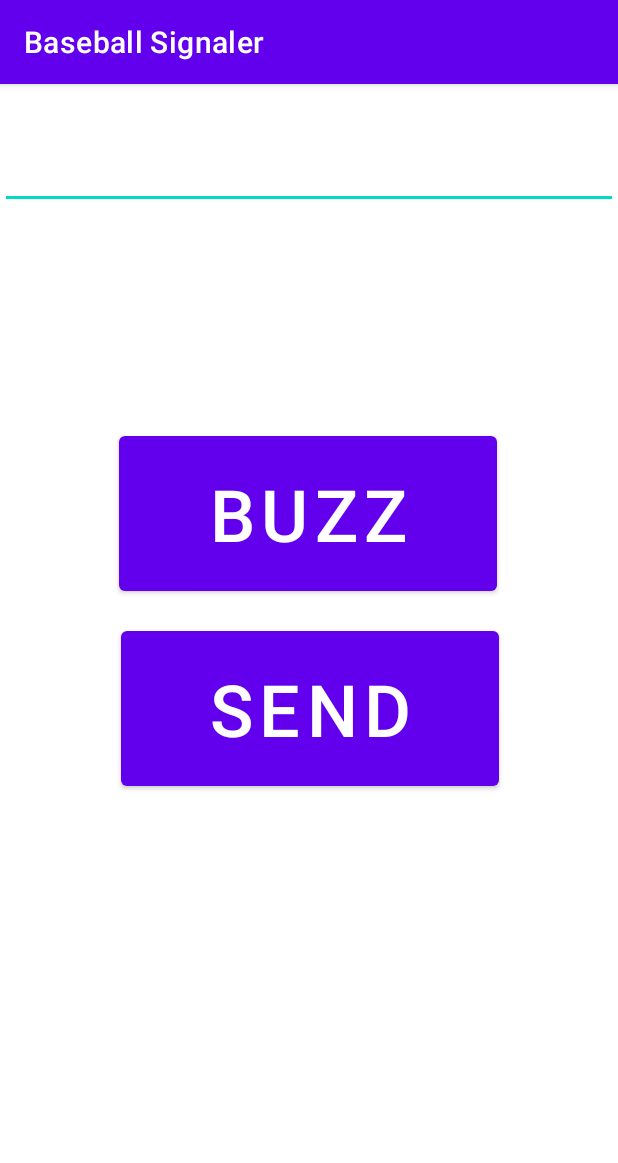
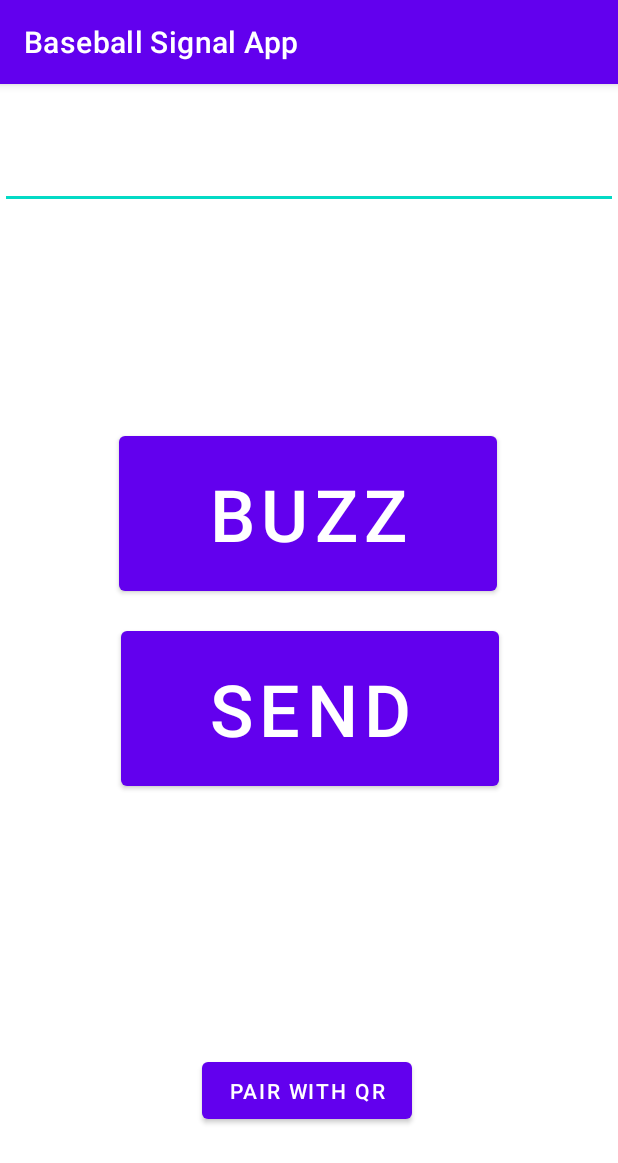
Before and after one commit to apliska873/baseball-communication-device, an Android app: the screen it shows after launch (MainActivity), on a phone screen of 412 x 824 dp. Shown: the top 1163 px of the screen. Run offline under Robolectric (Android 15) with nearby library versions, the phone set to English and light mode, and no system bars; libraries missing offline, so code that uses them is left out: com.google.zxing.integration, com.journeyapps.barcodescanner.

Commit message:
ui stuff

```diff
--- a/mobile/build.gradle
+++ b/mobile/build.gradle
@@ -34,6 +34,8 @@ dependencies {
     implementation 'com.google.android.gms:play-services-wearable:18.0.0'
     implementation 'androidx.constraintlayout:constraintlayout:2.1.4'
     implementation 'com.google.android.material:material:1.8.0'
+    implementation 'com.google.zxing:core:3.3.3'
+    implementation 'com.journeyapps:zxing-android-embedded:3.6.0'
     testImplementation 'junit:junit:4.13.2'
     androidTestImplementation 'androidx.test.ext:junit:1.1.5'
     androidTestImplementation 'androidx.test.espresso:espresso-core:3.5.1'
--- a/mobile/src/main/java/com/example/baseballsignaler/MainActivity.java
+++ b/mobile/src/main/java/com/example/baseballsignaler/MainActivity.java
@@ -1,45 +1,112 @@
 package com.example.baseballsignaler;
 
+import androidx.annotation.RequiresApi;
 import androidx.appcompat.app.AppCompatActivity;
 import androidx.core.app.ActivityCompat;
 
-import android.bluetooth.BluetoothAdapter;
-import android.bluetooth.BluetoothDevice;
+import android.Manifest;
+import android.annotation.SuppressLint;
+import android.content.Context;
 import android.content.pm.PackageManager;
+import android.content.res.Resources;
+import android.os.Build;
 import android.os.Bundle;
+import android.content.Intent;
+import android.os.VibrationEffect;
+import android.os.Vibrator;
+import android.view.Gravity;
+import android.view.View;
+import android.widget.Button;
+import android.widget.TextView;
+import android.widget.Toast;
+
+import androidx.appcompat.app.AppCompatActivity;
+import com.google.zxing.integration.android.IntentIntegrator;
+import com.google.zxing.integration.android.IntentResult;
+import com.journeyapps.barcodescanner.CaptureActivity;
 
 import java.util.Set;
 
 public class MainActivity extends AppCompatActivity {
+    private static final int REQUEST_BLUETOOTH_PERMISSION = 1;
+    private static final int REQUEST_CAMERA_PERMISSION = 1;
 
-    private String macAddress;
+    private TextView resultTextView;
+    @RequiresApi(api = Build.VERSION_CODES.S)
+    private void requestBluetoothPermission(){
+        if (ActivityCompat.checkSelfPermission(this, Manifest.permission.BLUETOOTH_CONNECT) != PackageManager.PERMISSION_GRANTED) {
 
-    private void connectToWearOSDevice() {
-        BluetoothAdapter bluetoothAdapter = BluetoothAdapter.getDefaultAdapter();
-        if (ActivityCompat.checkSelfPermission(this, android.Manifest.permission.BLUETOOTH_CONNECT) != PackageManager.PERMISSION_GRANTED) {
-            // TODO: Consider calling
-            //    ActivityCompat#requestPermissions
-            // here to request the missing permissions, and then overriding
-            //   public void onRequestPermissionsResult(int requestCode, String[] permissions,
-            //                                          int[] grantResults)
-            // to handle the case where the user grants the permission. See the documentation
-            // for ActivityCompat#requestPermissions for more details.
-            return;
+            ActivityCompat.requestPermissions(this, new String[]{Manifest.permission.BLUETOOTH_CONNECT}, REQUEST_BLUETOOTH_PERMISSION);
         }
-        Set<BluetoothDevice> pairedDevices = bluetoothAdapter.getBondedDevices();
-        for (BluetoothDevice device : pairedDevices){
-            if(device.getName().startsWith("Wear OS")){
-                macAddress = device.getAddress();
-                break;
-            }
+    }
+
+    private void RequestCameraPermission(){
+        if (ActivityCompat.checkSelfPermission(this, Manifest.permission.CAMERA) != PackageManager.PERMISSION_GRANTED) {
+
+            ActivityCompat.requestPermissions(this, new String[]{Manifest.permission.CAMERA}, REQUEST_CAMERA_PERMISSION);
         }
-        BluetoothDevice wearOSDevice = bluetoothAdapter.getRemoteDevice(macAddress);
+    }
 
-
-    }
+    @SuppressLint("MissingInflatedId")
     @Override
     protected void onCreate(Bundle savedInstanceState) {
+        if (Build.VERSION.SDK_INT >= Build.VERSION_CODES.S) {
+            requestBluetoothPermission();
+        }
         super.onCreate(savedInstanceState);
         setContentView(R.layout.activity_main);
+
+        /* Create buttons and textViews to be used with following code */
+        Button buzzButton = findViewById(R.id.buzz_button);
+        Button sendButton = findViewById(R.id.send_button);
+        Button scanButton = findViewById(R.id.scan_button);
+        resultTextView = findViewById(R.id.result_textview);
+
+        /* Create Vibration stuff*/
+        Vibrator vibrator = (Vibrator) getSystemService(Context.VIBRATOR_SERVICE);
+        VibrationEffect haptic = VibrationEffect.createOneShot(50, VibrationEffect.DEFAULT_AMPLITUDE);
+        VibrationEffect effect = VibrationEffect.createOneShot(500, VibrationEffect.DEFAULT_AMPLITUDE);
+
+        buzzButton.setOnClickListener(v -> {
+            vibrator.vibrate(haptic);
+            vibrator.vibrate(effect);
+
+            Toast.makeText(this, "Buzz Sent", Toast.LENGTH_SHORT).show();
+        });
+
+        sendButton.setOnClickListener(v -> {
+                vibrator.vibrate(haptic);
+        });
+
+        scanButton.setOnClickListener(v -> {
+            if (Build.VERSION.SDK_INT >= Build.VERSION_CODES.S) {
+                RequestCameraPermission();
+            }
+            vibrator.vibrate(haptic);
+
+            IntentIntegrator integrator = new IntentIntegrator(this);
+            integrator.setDesiredBarcodeFormats(IntentIntegrator.QR_CODE);
+            integrator.setPrompt("Scan a QR code");
+            integrator.setBeepEnabled(true);
+            integrator.setOrientationLocked(true);
+            integrator.setCaptureActivity(CaptureActivityPortrait.class);
+            integrator.initiateScan();;
+        });
+    }
+
+    @Override
+    protected void onActivityResult(int requestCode, int resultCode, Intent data){
+        super.onActivityResult(requestCode, resultCode, data);
+        IntentResult result = IntentIntegrator.parseActivityResult(requestCode, resultCode, data);
+        if (result != null) {
+            if (result.getContents() == null) {
+                resultTextView.setText(R.string.qr_scan_cancelled);
+            } else {
+                Resources res = getResources();
+                resultTextView.setText(String.format(res.getString(R.string.scan_result), result.getContents()));
+            }
+        } else {
+            super.onActivityResult(requestCode, resultCode, data);
+        }
     }
 }
--- a/mobile/src/main/res/layout/activity_main.xml
+++ b/mobile/src/main/res/layout/activity_main.xml
@@ -20,6 +20,19 @@
 
     </com.google.android.material.textfield.TextInputLayout>
 
+
+    <com.google.android.material.textfield.TextInputEditText
+        android:id="@+id/number_input"
+        android:layout_width="match_parent"
+        android:layout_height="83dp"
+        android:layout_gravity="center"
+        android:digits="0123456789"
+        android:inputType="number"
+        android:textAlignment="center"
+        android:textSize="48sp"
+        tools:ignore="MissingConstraints"
+        tools:layout_editor_absoluteX="16dp"
+        tools:layout_editor_absoluteY="16dp" />
 
     <Button
         android:id="@+id/send_button"
@@ -50,18 +63,33 @@
         app:layout_constraintTop_toTopOf="parent"
         app:layout_constraintVertical_bias="0.350" />
 
-    <com.google.android.material.textfield.TextInputEditText
-        android:id="@+id/number_input"
+    <Button
+        android:id="@+id/scan_button"
+        android:layout_width="140dp"
+        android:layout_height="50dp"
+        android:layout_gravity="center"
+        android:text="@string/pair_with_qr"
+        app:layout_constraintBottom_toBottomOf="parent"
+        app:layout_constraintEnd_toEndOf="parent"
+        app:layout_constraintHorizontal_bias="0.496"
+        app:layout_constraintStart_toStartOf="parent"
+        app:layout_constraintTop_toTopOf="parent"
+        app:layout_constraintVertical_bias="0.900"
+        tools:ignore="MissingConstraints" />
+
+    <TextView
+        android:id="@+id/result_textview"
         android:layout_width="match_parent"
-        android:layout_height="83dp"
-        android:layout_gravity="center"
-        android:digits="0123456789"
-        android:inputType="number"
+        android:layout_height="wrap_content"
         android:textAlignment="center"
-        android:textSize="48sp"
+        android:padding="16dp"
+        app:layout_constraintBottom_toBottomOf="parent"
         app:layout_constraintEnd_toEndOf="parent"
+        app:layout_constraintHorizontal_bias="0.496"
         app:layout_constraintStart_toStartOf="parent"
-        tools:layout_editor_absoluteY="58dp"
+        app:layout_constraintTop_toTopOf="parent"
+        app:layout_constraintVertical_bias="0.835"
+        tools:layout_editor_absoluteY="650dp"
         tools:ignore="MissingConstraints" />
 
 
--- a/mobile/src/main/res/values/strings.xml
+++ b/mobile/src/main/res/values/strings.xml
@@ -1,5 +1,8 @@
 <resources>
-    <string name="app_name">Baseball Signaler</string>
+    <string name="app_name">Baseball Signal App</string>
     <string name="send">Send</string>
     <string name="buzz">Buzz</string>
+    <string name="pair_with_qr">Pair with QR</string>
+    <string name="scan_result">Paired with %1$s</string>
+    <string name="qr_scan_cancelled">Scan cancelled</string>
 </resources>
--- a/wear/build.gradle
+++ b/wear/build.gradle
@@ -31,6 +31,7 @@ dependencies {
     implementation 'androidx.percentlayout:percentlayout:1.0.0'
     implementation 'androidx.legacy:legacy-support-v4:1.0.0'
     implementation 'androidx.recyclerview:recyclerview:1.2.1'
+    implementation 'com.google.zxing:core:3.3.3'
     implementation 'androidx.wear:wear:1.2.0'
     wearApp project(":wear")
 }
--- a/wear/src/main/res/values/dimens.xml
+++ b/wear/src/main/res/values/dimens.xml
@@ -12,4 +12,5 @@
     inner_frame_layout_padding (below variable) on round screens.
     -->
     <dimen name="inner_frame_layout_padding">5dp</dimen>
+    <dimen name="qr_code_size">50dp</dimen>
 </resources>
--- a/wear/src/main/res/values/strings.xml
+++ b/wear/src/main/res/values/strings.xml
@@ -6,4 +6,8 @@
     -->
     <string name="hello_world">Hello Square World!</string>
     <string name="numToDisplay">%1$d</string>
+    <string name="pairing_qr_code">Pairing QR Code</string>
+    <string name="hide_qr_code">Hide QR Code</string>
+    <string name="show_qr_code">Show QR Code</string>
+    <string name="code_to_display">42</string>
 </resources>
```
Also changed, not shown: mobile/src/main/AndroidManifest.xml (+13 -0 lines), mobile/src/main/java/com/example/baseballsignaler/CaptureActivityPortrait.java (added, +7 -0 lines), wear/src/main/java/com/example/baseballsignaler/MainActivity.java (+60 -38 lines), wear/src/main/res/layout/activity_main.xml (+23 -6 lines).
